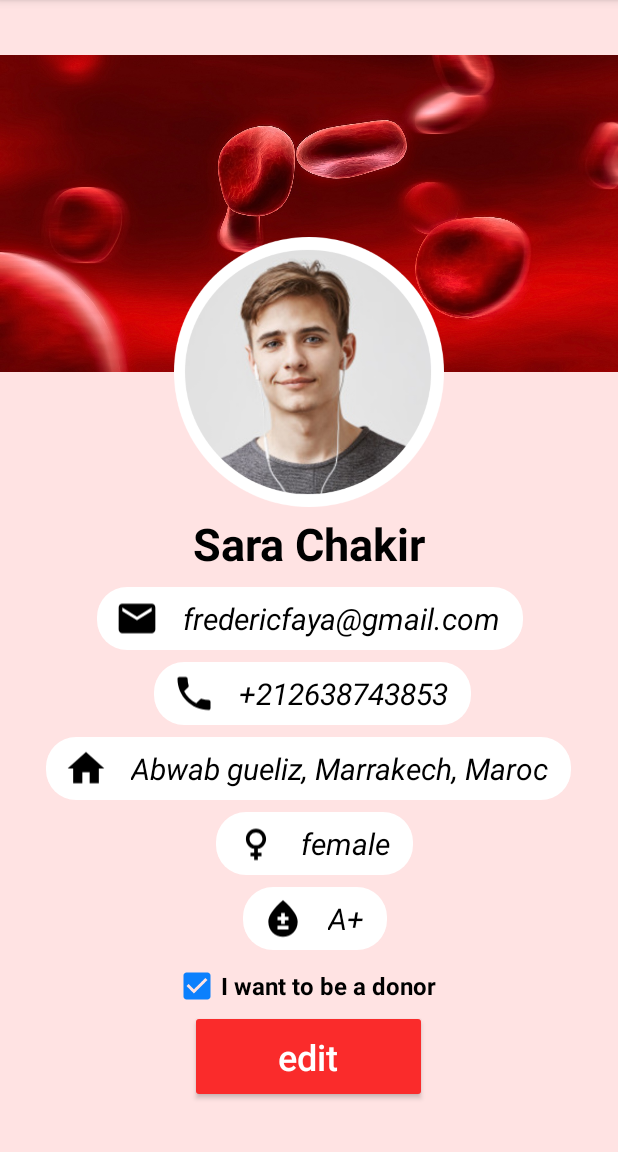
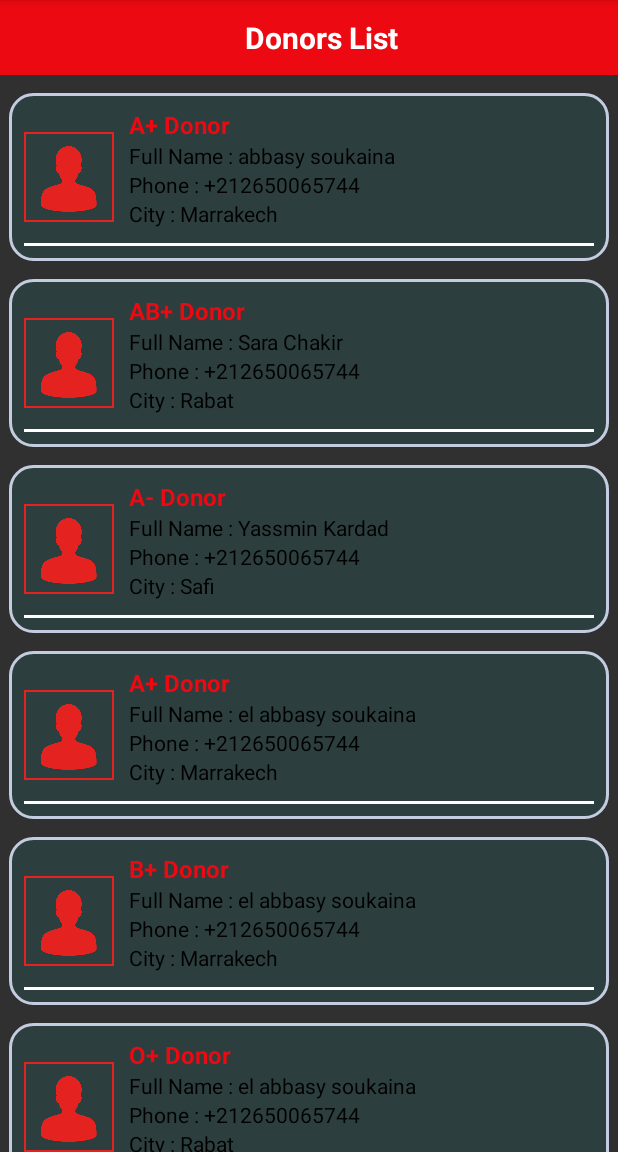
Before and after one commit to Mobile-Prj/MINI_PROJET_APPLICATION_MOBILE-BLOOD_DONATION, an Android app: the CoreAppActivity screen opened directly, with no data from a screen before it, in the side drawer, after a tap on "Donor List", on a phone screen of 412 x 824 dp, the part 84-1236 px from its top. Run offline under Robolectric (Android 15) with nearby library versions, the phone set to English and light mode, and no system bars.

Commit message:
fix: resolve recycler view display in donor list fragment

```diff
--- a/app/src/main/java/com/example/miniprojetapplicationmobileblooddonation/Activities/CoreAppActivity.java
+++ b/app/src/main/java/com/example/miniprojetapplicationmobileblooddonation/Activities/CoreAppActivity.java
@@ -11,6 +11,9 @@ import android.os.Bundle;
 import android.view.MenuItem;
 import android.widget.Toast;
 import androidx.appcompat.widget.Toolbar;
+import androidx.fragment.app.Fragment;
+import androidx.fragment.app.FragmentManager;
+import androidx.fragment.app.FragmentTransaction;
 
 import com.example.miniprojetapplicationmobileblooddonation.Fragments.DonorsListFragment;
 import com.example.miniprojetapplicationmobileblooddonation.Fragments.ProfileFragment;
@@ -41,6 +44,8 @@ public class CoreAppActivity extends AppCompatActivity implements  NavigationVie
         super.onCreate(savedInstanceState);
         setContentView(R.layout.activity_core_app);
 
+        replaceFragment(new DonorsListFragment());
+
         Toolbar toolbar = findViewById(R.id.myToolbar);
         setSupportActionBar(toolbar);
 
@@ -62,6 +67,15 @@ public class CoreAppActivity extends AppCompatActivity implements  NavigationVie
             navigationView.setCheckedItem(R.id.profile);
         }
 
+
+    }
+
+    private void replaceFragment(Fragment fragment) {
+
+        FragmentManager fragmentManager = getSupportFragmentManager();
+        FragmentTransaction fragmentTransaction = fragmentManager.beginTransaction();
+        fragmentTransaction.replace(R.id.fragment_container, fragment);
+        fragmentTransaction.commit();
 
     }
 
--- a/app/src/main/java/com/example/miniprojetapplicationmobileblooddonation/Fragments/DonorsListFragment.java
+++ b/app/src/main/java/com/example/miniprojetapplicationmobileblooddonation/Fragments/DonorsListFragment.java
@@ -8,8 +8,10 @@ import android.view.ViewGroup;
 import androidx.annotation.NonNull;
 import androidx.annotation.Nullable;
 import androidx.fragment.app.Fragment;
+import androidx.recyclerview.widget.LinearLayoutManager;
 import androidx.recyclerview.widget.RecyclerView;
 
+import com.example.miniprojetapplicationmobileblooddonation.Adapters.DonorsAdapter;
 import com.example.miniprojetapplicationmobileblooddonation.Models.DonorsList;
 import com.example.miniprojetapplicationmobileblooddonation.R;
 
@@ -18,15 +20,33 @@ import java.util.List;
 
 public class DonorsListFragment extends Fragment {
 
+    private List<DonorsList> items;
     @Nullable
     @Override
     public View onCreateView(@NonNull LayoutInflater inflater, @Nullable ViewGroup container, @Nullable Bundle savedInstanceState) {
 
-        View rootView = inflater.inflate(R.layout.fragment_donors_list, container, false);
+        /*View rootView = inflater.inflate(R.layout.fragment_donors_list, container, false);
 
-        RecyclerView recyclerView = (RecyclerView)rootView.findViewById(R.id.recyclerview);
+         */
+        return inflater.inflate(R.layout.fragment_donors_list, container, false);
+    }
 
-        List<DonorsList> items = new ArrayList<DonorsList>();
+    @Override
+    public void onViewCreated(@NonNull View view, @Nullable Bundle savedInstanceState) {
+        super.onViewCreated(view, savedInstanceState);
+        dataInitialize();
+
+        RecyclerView recyclerView = (RecyclerView)view.findViewById(R.id.recyclerview);
+        recyclerView.setLayoutManager(new LinearLayoutManager(getContext()));
+        recyclerView.setHasFixedSize(true);
+        DonorsAdapter donorsAdapter = new DonorsAdapter(getContext(),items);
+        recyclerView.setAdapter(donorsAdapter);
+        donorsAdapter.notifyDataSetChanged();
+    }
+
+    private void dataInitialize() {
+
+        items = new ArrayList<DonorsList>();
         items.add(new DonorsList("A+ Donor","Full Name : abbasy soukaina","Phone : +212650065744","City : Marrakech",R.drawable.ic_profile));
         items.add(new DonorsList("AB+ Donor","Full Name : Sara Chakir","Phone : +212650065744","City : Rabat",R.drawable.ic_profile));
         items.add(new DonorsList("A- Donor","Full Name : Yassmin Kardad","Phone : +212650065744","City : Safi",R.drawable.ic_profile));
@@ -36,6 +56,5 @@ public class DonorsListFragment extends Fragment {
         items.add(new DonorsList("AB- Donor","Full Name : el abbasy soukaina","Phone : +212650065744","City : Safi",R.drawable.ic_profile));
         items.add(new DonorsList("A+ Donor","Full Name : el abbasy soukaina","Phone : +212650065744","City : Marrakech",R.drawable.ic_profile));
 
-        return recyclerView;
     }
 }
--- a/app/src/main/res/layout/fragment_donors_list.xml
+++ b/app/src/main/res/layout/fragment_donors_list.xml
@@ -1,7 +1,8 @@
 <?xml version="1.0" encoding="utf-8"?>
 <RelativeLayout xmlns:android="http://schemas.android.com/apk/res/android"
     android:layout_width="match_parent"
-    android:layout_height="match_parent">
+    android:layout_height="match_parent"
+    xmlns:tools="http://schemas.android.com/tools">
 
     <include
         layout="@layout/donor_list_tool_bar"
@@ -10,6 +11,7 @@
         android:layout_width="match_parent"
         android:layout_height="wrap_content"
         android:id="@+id/recyclerview"
-        android:layout_below="@id/toolbar"/>
+        android:layout_below="@id/toolbar"
+        tools:listitem="@layout/list_layout"/>
 
 </RelativeLayout>
```
